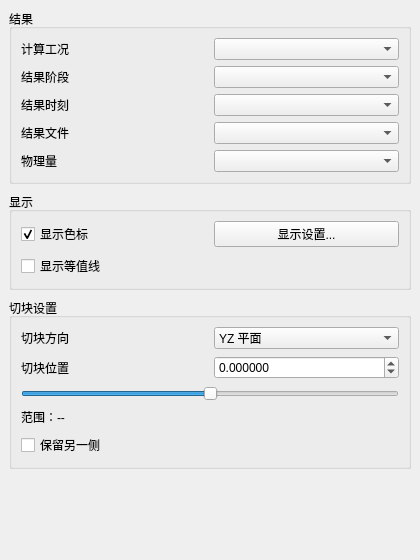
Above: plugins/Base_PostProcessing/BlockSettingsWidget.ui from asd977/base_cae before the change. Below: the same form after it.
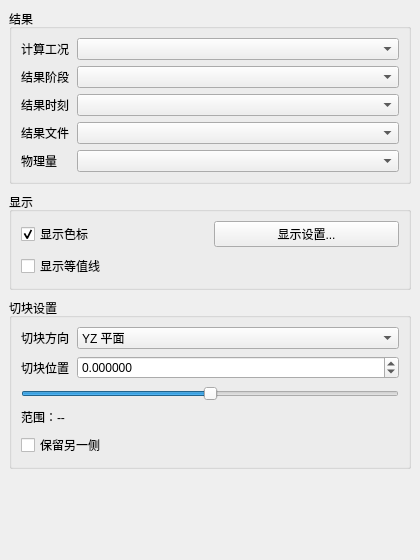
That is the form after the change.

Diff of the .ui file:
```diff
--- a/plugins/Base_PostProcessing/BlockSettingsWidget.ui
+++ b/plugins/Base_PostProcessing/BlockSettingsWidget.ui
@@ -37,10 +37,19 @@
      <layout class="QGridLayout" name="resultDataLayout">
       <item row="0" column="0">
        <widget class="QLabel" name="analysisLabel">
+ <property name="sizePolicy">
+  <sizepolicy hsizetype="Fixed" vsizetype="Preferred">
+   <horstretch>0</horstretch>
+   <verstretch>0</verstretch>
+  </sizepolicy>
+ </property>
         <property name="text">
          <string>计算工况</string>
         </property>
-       </widget>
+        <property name="wordWrap">
+  <bool>false</bool>
+ </property>
+</widget>
       </item>
       <item row="0" column="1">
        <widget class="QComboBox" name="analysisComboBox" />
@@ -53,40 +62,76 @@
       </property>
       <item row="1" column="0">
        <widget class="QLabel" name="resultStageLabel">
+ <property name="sizePolicy">
+  <sizepolicy hsizetype="Fixed" vsizetype="Preferred">
+   <horstretch>0</horstretch>
+   <verstretch>0</verstretch>
+  </sizepolicy>
+ </property>
         <property name="text">
          <string>结果阶段</string>
         </property>
-       </widget>
+        <property name="wordWrap">
+  <bool>false</bool>
+ </property>
+</widget>
       </item>
       <item row="1" column="1">
        <widget class="QComboBox" name="resultDirComboBox" />
       </item>
       <item row="2" column="0">
        <widget class="QLabel" name="resultTimeLabel">
+ <property name="sizePolicy">
+  <sizepolicy hsizetype="Fixed" vsizetype="Preferred">
+   <horstretch>0</horstretch>
+   <verstretch>0</verstretch>
+  </sizepolicy>
+ </property>
         <property name="text">
          <string>结果时刻</string>
         </property>
-       </widget>
+        <property name="wordWrap">
+  <bool>false</bool>
+ </property>
+</widget>
       </item>
       <item row="2" column="1">
        <widget class="QComboBox" name="resultTimeComboBox" />
       </item>
       <item row="3" column="0">
        <widget class="QLabel" name="resultTypeLabel">
+ <property name="sizePolicy">
+  <sizepolicy hsizetype="Fixed" vsizetype="Preferred">
+   <horstretch>0</horstretch>
+   <verstretch>0</verstretch>
+  </sizepolicy>
+ </property>
         <property name="text">
          <string>结果文件</string>
         </property>
-       </widget>
+        <property name="wordWrap">
+  <bool>false</bool>
+ </property>
+</widget>
       </item>
       <item row="3" column="1">
        <widget class="QComboBox" name="stepComboBox" />
       </item>
       <item row="4" column="0">
        <widget class="QLabel" name="scalarLabel">
+ <property name="sizePolicy">
+  <sizepolicy hsizetype="Fixed" vsizetype="Preferred">
+   <horstretch>0</horstretch>
+   <verstretch>0</verstretch>
+  </sizepolicy>
+ </property>
         <property name="text">
          <string>物理量</string>
         </property>
-       </widget>
+        <property name="wordWrap">
+  <bool>false</bool>
+ </property>
+</widget>
       </item>
       <item row="4" column="1">
        <widget class="QComboBox" name="scalarComboBox" />
@@ -147,10 +192,19 @@
       </property>
       <item row="0" column="0">
        <widget class="QLabel" name="planeLabel">
+ <property name="sizePolicy">
+  <sizepolicy hsizetype="Fixed" vsizetype="Preferred">
+   <horstretch>0</horstretch>
+   <verstretch>0</verstretch>
+  </sizepolicy>
+ </property>
         <property name="text">
          <string>切块方向</string>
         </property>
-       </widget>
+        <property name="wordWrap">
+  <bool>false</bool>
+ </property>
+</widget>
       </item>
       <item row="0" column="1">
        <widget class="QComboBox" name="planeComboBox">
@@ -173,10 +227,19 @@
       </item>
       <item row="1" column="0">
        <widget class="QLabel" name="positionLabel">
+ <property name="sizePolicy">
+  <sizepolicy hsizetype="Fixed" vsizetype="Preferred">
+   <horstretch>0</horstretch>
+   <verstretch>0</verstretch>
+  </sizepolicy>
+ </property>
         <property name="text">
          <string>切块位置</string>
         </property>
-       </widget>
+        <property name="wordWrap">
+  <bool>false</bool>
+ </property>
+</widget>
       </item>
       <item row="1" column="1">
        <widget class="QDoubleSpinBox" name="blockPositionSpin">
```
